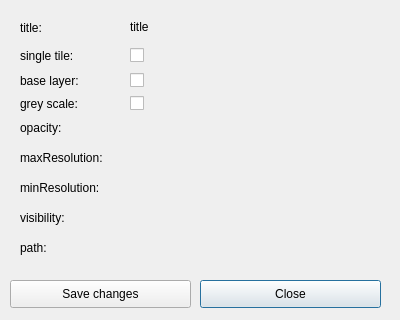
This is dlg_layerProperties.ui in LESPROJEKT/qgis-layman-plugin as Qt 5 draws it before an edit. The edited form follows.
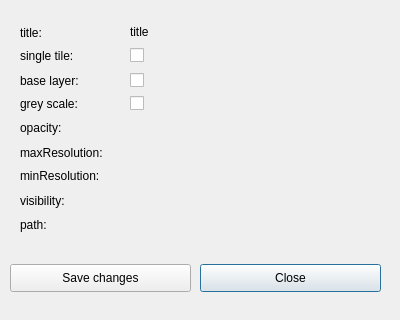
This is the edited form.

```diff
--- a/dlg_layerProperties.ui
+++ b/dlg_layerProperties.ui
@@ -32,7 +32,7 @@
    <property name="geometry">
     <rect>
      <x>200</x>
-     <y>280</y>
+     <y>264</y>
      <width>181</width>
      <height>28</height>
     </rect>
@@ -45,7 +45,7 @@
    <property name="geometry">
     <rect>
      <x>10</x>
-     <y>280</y>
+     <y>264</y>
      <width>181</width>
      <height>28</height>
     </rect>
@@ -71,7 +71,7 @@
    <property name="geometry">
     <rect>
      <x>130</x>
-     <y>19</y>
+     <y>24</y>
      <width>290</width>
      <height>16</height>
     </rect>
@@ -123,7 +123,7 @@
    <property name="geometry">
     <rect>
      <x>20</x>
-     <y>20</y>
+     <y>25</y>
      <width>55</width>
      <height>16</height>
     </rect>
@@ -149,7 +149,7 @@
    <property name="geometry">
     <rect>
      <x>20</x>
-     <y>150</y>
+     <y>145</y>
      <width>101</width>
      <height>16</height>
     </rect>
@@ -162,7 +162,7 @@
    <property name="geometry">
     <rect>
      <x>130</x>
-     <y>150</y>
+     <y>145</y>
      <width>55</width>
      <height>16</height>
     </rect>
@@ -175,7 +175,7 @@
    <property name="geometry">
     <rect>
      <x>20</x>
-     <y>180</y>
+     <y>168</y>
      <width>101</width>
      <height>16</height>
     </rect>
@@ -188,7 +188,7 @@
    <property name="geometry">
     <rect>
      <x>130</x>
-     <y>180</y>
+     <y>168</y>
      <width>55</width>
      <height>16</height>
     </rect>
@@ -201,7 +201,7 @@
    <property name="geometry">
     <rect>
      <x>20</x>
-     <y>210</y>
+     <y>193</y>
      <width>81</width>
      <height>16</height>
     </rect>
@@ -214,7 +214,7 @@
    <property name="geometry">
     <rect>
      <x>130</x>
-     <y>210</y>
+     <y>193</y>
      <width>55</width>
      <height>16</height>
     </rect>
@@ -227,7 +227,7 @@
    <property name="geometry">
     <rect>
      <x>20</x>
-     <y>240</y>
+     <y>217</y>
      <width>55</width>
      <height>16</height>
     </rect>
@@ -240,7 +240,7 @@
    <property name="geometry">
     <rect>
      <x>130</x>
-     <y>240</y>
+     <y>217</y>
      <width>55</width>
      <height>16</height>
     </rect>
```
